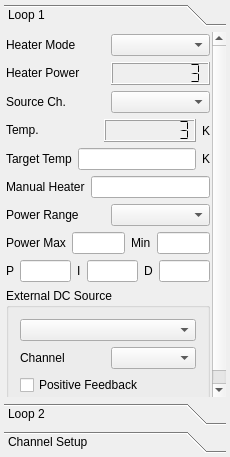
Above: modules/tempcontrol/tempcontrolform.ui from northriv/KAME before the change. Below: the same form after it.
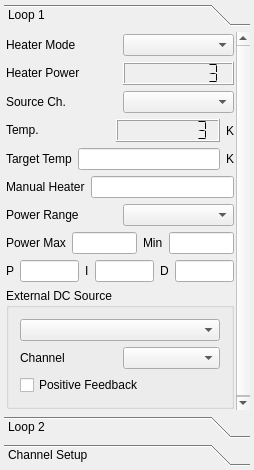
That is the form after the change. The open tabs and pages were chosen to show the change.

Diff of the .ui file:
```diff
--- a/modules/tempcontrol/tempcontrolform.ui
+++ b/modules/tempcontrol/tempcontrolform.ui
@@ -6,8 +6,8 @@
    <rect>
     <x>0</x>
     <y>0</y>
-    <width>230</width>
-    <height>457</height>
+    <width>254</width>
+    <height>470</height>
    </rect>
   </property>
   <property name="sizePolicy">
@@ -46,7 +46,7 @@
         <rect>
          <x>0</x>
          <y>0</y>
-         <width>207</width>
+         <width>231</width>
          <height>446</height>
         </rect>
        </property>
```
Left out of the diff: 2 changed lines with no effect on the pictures.
